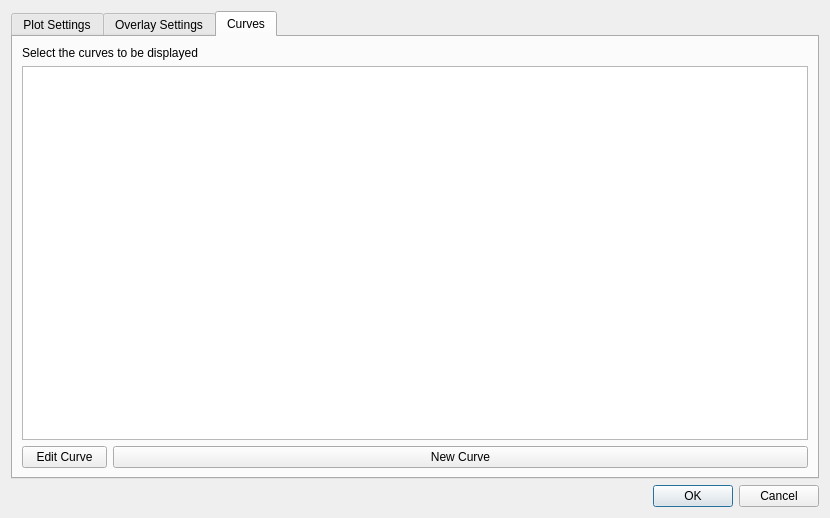
Qt form plotcontroldialog.ui (arntanguy/STS-simulator) before a commit.
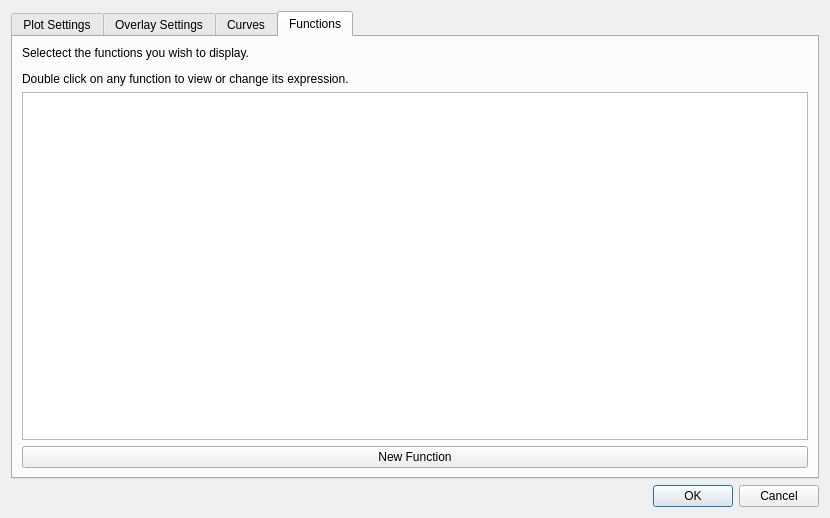
The same form after that commit. Custom widgets are drawn as their Qt base class.

Commit message: Display hierarchical view of functions

Patch:
```diff
--- a/plotcontroldialog.ui
+++ b/plotcontroldialog.ui
@@ -27,7 +27,7 @@
    <item row="1" column="0">
     <widget class="QTabWidget" name="tabWidget">
      <property name="currentIndex">
-      <number>2</number>
+      <number>3</number>
      </property>
      <widget class="QWidget" name="tab">
       <attribute name="title">
@@ -468,6 +468,30 @@
        </item>
       </layout>
      </widget>
+     <widget class="QWidget" name="tab_4">
+      <attribute name="title">
+       <string>Functions</string>
+      </attribute>
+      <layout class="QGridLayout" name="gridLayout_9">
+       <item row="1" column="0">
+        <widget class="QTreeView" name="functionView"/>
+       </item>
+       <item row="0" column="0">
+        <widget class="QLabel" name="label_14">
+         <property name="text">
+          <string>&lt;html&gt;&lt;head/&gt;&lt;body&gt;&lt;p&gt;Selectect the functions you wish to display.&lt;/p&gt;&lt;p&gt;Double click on any function to view or change its expression.&lt;/p&gt;&lt;/body&gt;&lt;/html&gt;</string>
+         </property>
+        </widget>
+       </item>
+       <item row="2" column="0">
+        <widget class="QPushButton" name="functionNew">
+         <property name="text">
+          <string>New Function</string>
+         </property>
+        </widget>
+       </item>
+      </layout>
+     </widget>
     </widget>
    </item>
   </layout>
```
Left out of the diff: 2 changed lines with no effect on the pictures. The commit also changes 12 other files.
